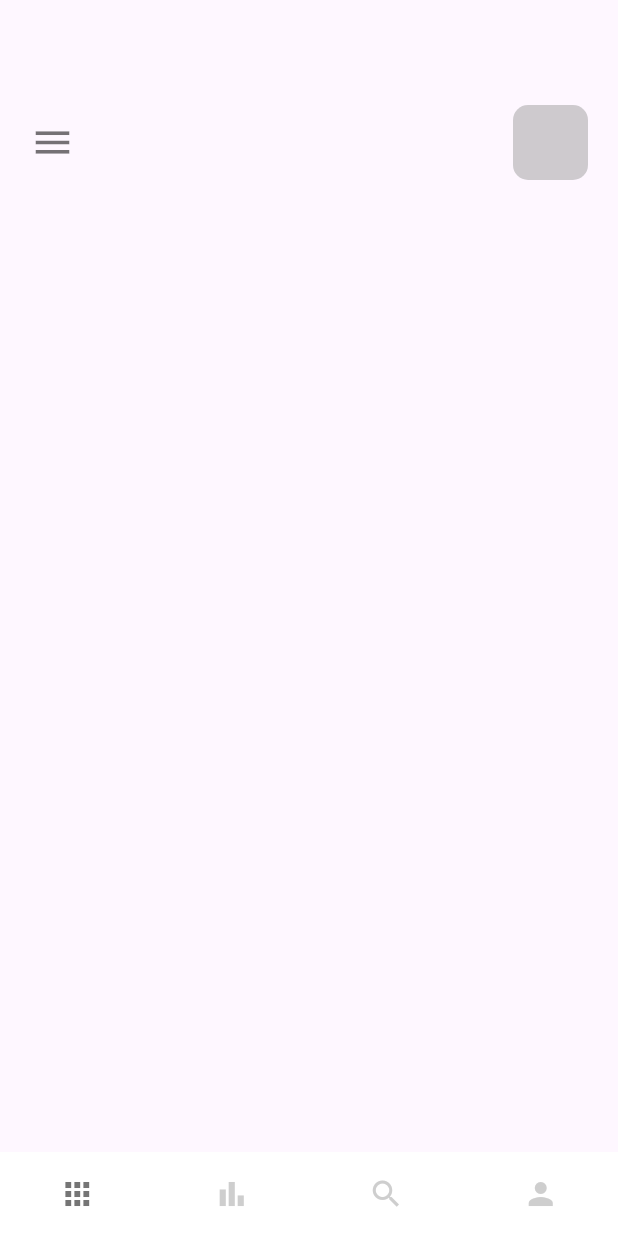
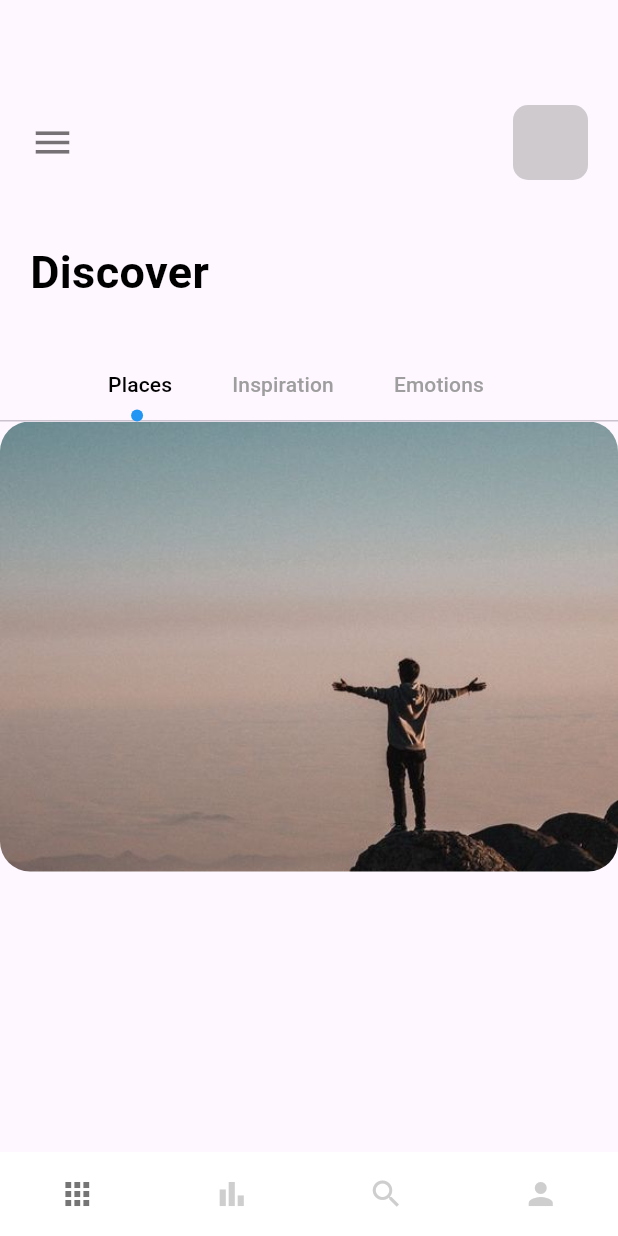
Before and after one commit to Gurjantrandahwa/travel_flutter_app, a Flutter app: the screen it shows after launch, on a phone screen of 412 x 824 dp. Run offline on Flutter 3.47's test engine with Material 2 defaults, Android fonts, the phone set to English and light mode, and no system bars.

Commit message:
travel app

```diff
--- a/lib/pages/navpages/home_page.dart
+++ b/lib/pages/navpages/home_page.dart
@@ -1,5 +1,5 @@
-import 'package:flutter/cupertino.dart';
 import 'package:flutter/material.dart';
+import 'package:travel_app/widgets/app_large_text.dart';
 
 class HomePage extends StatefulWidget {
   const HomePage({super.key});
@@ -8,12 +8,28 @@ class HomePage extends StatefulWidget {
   State<HomePage> createState() => _HomePageState();
 }
 
-class _HomePageState extends State<HomePage> {
+class _HomePageState extends State<HomePage> with TickerProviderStateMixin {
+  late TabController _tabController;
+
+  @override
+  void initState() {
+    super.initState();
+    _tabController = TabController(length: 3, vsync: this);
+  }
+
+  @override
+  void dispose() {
+    _tabController.dispose();
+    super.dispose();
+  }
+
   @override
   Widget build(BuildContext context) {
     return Scaffold(
       body: Column(
+        crossAxisAlignment: CrossAxisAlignment.start,
         children: [
+          // menu text
           Container(
             padding: const EdgeInsets.only(top: 70, left: 20),
             child: Row(
@@ -35,9 +51,96 @@ class _HomePageState extends State<HomePage> {
                 )
               ],
             ),
+          ),
+          const SizedBox(height: 40),
+          // discover text
+          Container(
+            margin: const EdgeInsets.only(left: 20),
+            child: AppLargeText(text: "Discover"),
+          ),
+          const SizedBox(height: 30),
+          // tab bar
+          Container(
+            child: Container(
+              child: Align(
+                alignment: Alignment.centerLeft,
+                child: TabBar(
+                  labelPadding: const EdgeInsets.only(left: 20, right: 20),
+                  controller: _tabController,
+                  labelColor: Colors.black,
+                  unselectedLabelColor: Colors.grey,
+                  isScrollable: true,
+                  indicatorSize: TabBarIndicatorSize.label,
+                  indicator: CircularIndicator(color: Colors.blue, radius: 4),
+                  tabs: [
+                    Tab(text: "Places"),
+                    Tab(text: "Inspiration"),
+                    Tab(text: "Emotions"),
+                  ],
+                ),
+              ),
+            ),
+          ),
+          Container(
+            height: 300,
+            width: double.maxFinite,
+            child: TabBarView(
+              controller: _tabController,
+              children: [
+                ListView.builder(
+                  itemCount:3,
+                    itemBuilder: (BuildContext context, int index) {
+                      return Container(
+                        width: 200,
+                        height: 300,
+                        decoration: BoxDecoration(
+                          borderRadius: BorderRadius.circular(20),
+                          color: Colors.white,
+                          image: DecorationImage(
+                              image: AssetImage("assets/welcome-one.jpg"),
+                              fit: BoxFit.cover),
+                        ),
+                      );
+                    }
+
+                ),
+                Text("Inspiration"),
+                Text("Emotions"),
+              ],
+            ),
           )
         ],
       ),
     );
   }
 }
+
+class CircularIndicator extends Decoration {
+  final Color color;
+  double radius;
+
+  CircularIndicator({required this.color, required this.radius});
+
+  @override
+  BoxPainter createBoxPainter([VoidCallback? onChanged]) {
+    return _CirclePainter(color: color, radius: radius);
+  }
+}
+
+class _CirclePainter extends BoxPainter {
+  final Color color;
+  double radius;
+
+  _CirclePainter({required this.color, required this.radius});
+
+  @override
+  void paint(Canvas canvas, Offset offset, ImageConfiguration configuration) {
+    Paint _paint = Paint();
+    _paint.color = color;
+    _paint.isAntiAlias = true;
+    final Offset circleOffset = Offset(
+        configuration.size!.width / 2 - radius / 2,
+        configuration.size!.height - radius);
+    canvas.drawCircle(offset + circleOffset, radius, _paint);
+  }
+}
```
